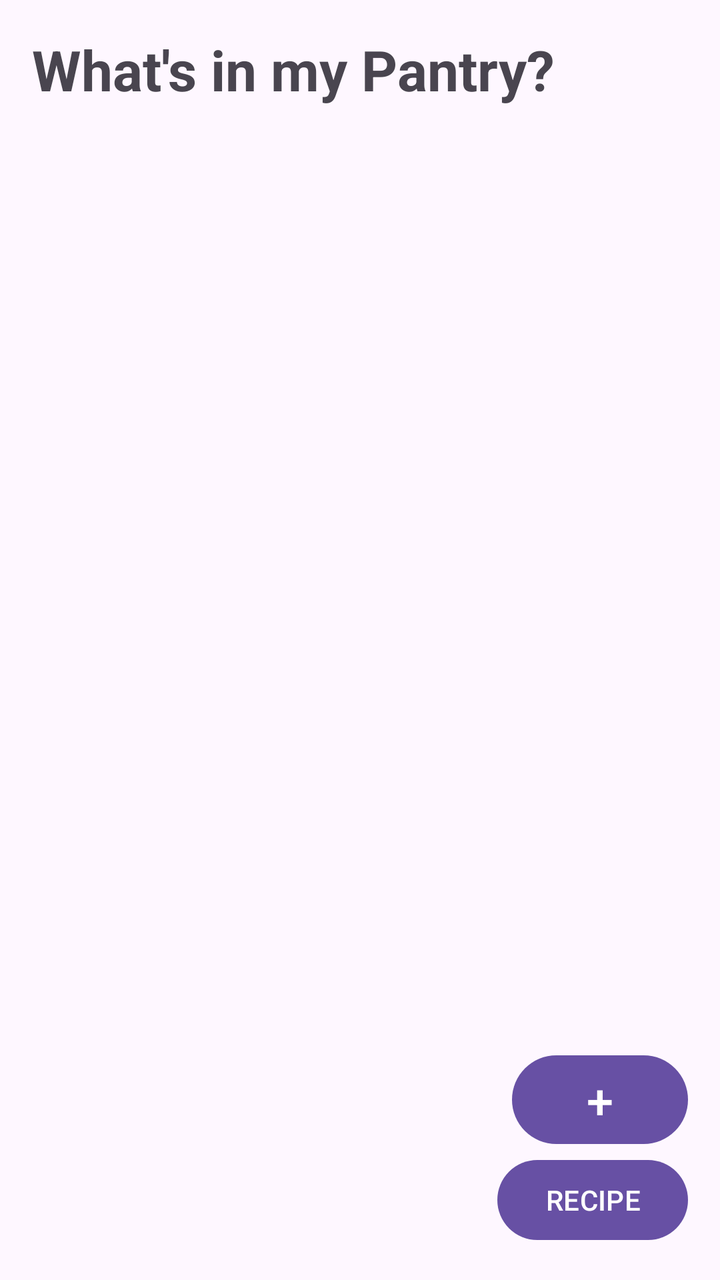
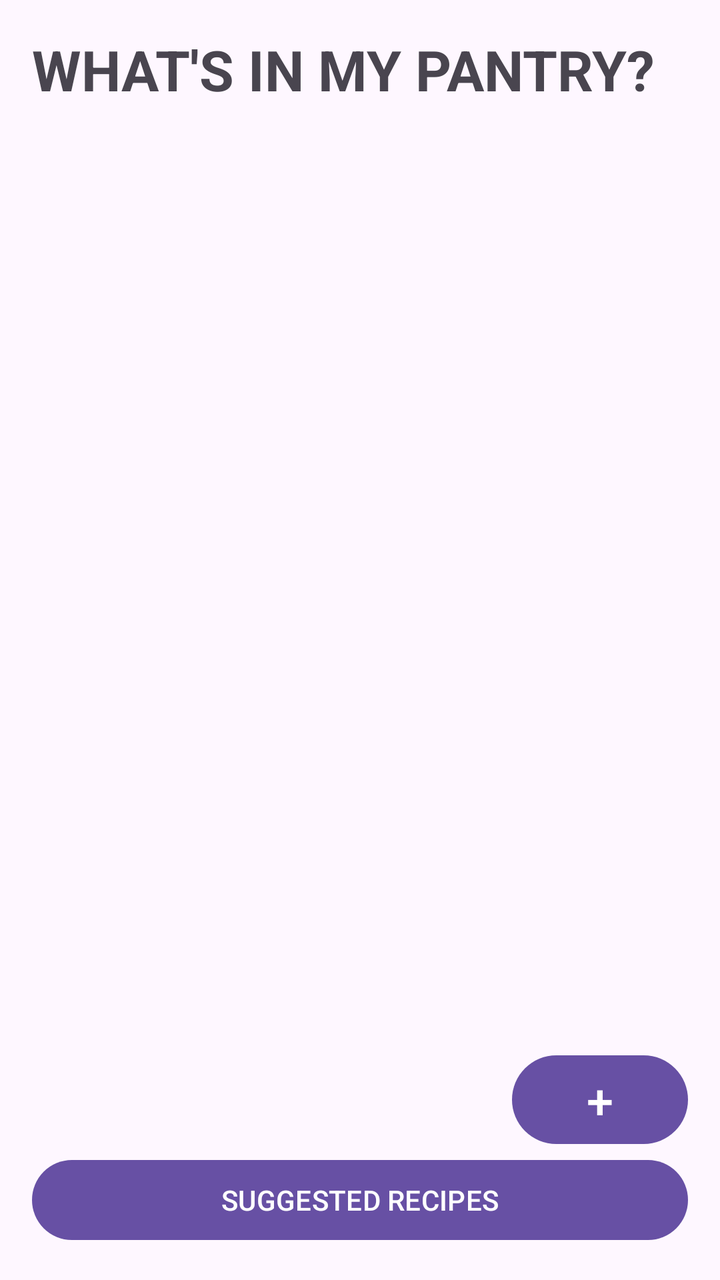

The first picture is an Android layout as it rendered before a commit; the second is the same layout after the commit. The layout source and the unified diff follow.
<!-- AndroidManifest.xml: application theme Theme.SmartPantryManager -->
<!-- res/layout/activity_main.xml -->
<?xml version="1.0" encoding="utf-8"?>
<LinearLayout
    xmlns:android="http://schemas.android.com/apk/res/android"
    android:layout_width="match_parent"
    android:layout_height="match_parent"
    android:orientation="vertical"
    android:padding="16dp">



    <TextView
        android:id="@+id/txtPantryTitle"
        android:layout_width="match_parent"
        android:layout_height="wrap_content"
        android:text="What's in my Pantry?"
        android:textSize="28sp"
        android:textStyle="bold"
        android:paddingBottom="16dp" />



    <androidx.recyclerview.widget.RecyclerView
        android:id="@+id/recyclerPantry"
        android:layout_width="match_parent"
        android:layout_height="0dp"
        android:layout_weight="1" />



    <Button
        android:id="@+id/btnAddIng"
        android:layout_width="wrap_content"
        android:layout_height="wrap_content"
        android:layout_gravity="end"
        android:text="+"
        android:textSize="24sp" />





    
    <Button
        android:id="@+id/btnTestRecipe"
        android:layout_width="wrap_content"
        android:layout_height="wrap_content"
        android:layout_gravity="end"
        android:text="RECIPE" />

</LinearLayout>
<!-- resources referenced by this layout -->
<resources>
  <style name="Theme.SmartPantryManager" parent="Base.Theme.SmartPantryManager" />
  <style name="Base.Theme.SmartPantryManager" parent="Theme.Material3.DayNight.NoActionBar">
          
          
      </style>
</resources>

<!-- the commit's change to res/layout/activity_main.xml (unified diff, before → after) -->
@@ -8,17 +8,19 @@
 
 
 
+    
     <TextView
         android:id="@+id/txtPantryTitle"
         android:layout_width="match_parent"
         android:layout_height="wrap_content"
-        android:text="What's in my Pantry?"
+        android:text="WHAT'S IN MY PANTRY?"
         android:textSize="28sp"
         android:textStyle="bold"
         android:paddingBottom="16dp" />
 
 
 
+    
     <androidx.recyclerview.widget.RecyclerView
         android:id="@+id/recyclerPantry"
         android:layout_width="match_parent"
@@ -27,6 +29,7 @@
 
 
 
+    
     <Button
         android:id="@+id/btnAddIng"
         android:layout_width="wrap_content"
@@ -38,13 +41,11 @@
 
 
 
-
     
     <Button
-        android:id="@+id/btnTestRecipe"
-        android:layout_width="wrap_content"
+        android:id="@+id/btnSuggRecipes"
+        android:layout_width="match_parent"
         android:layout_height="wrap_content"
-        android:layout_gravity="end"
-        android:text="RECIPE" />
+        android:text="SUGGESTED RECIPES" />
 
 </LinearLayout>
